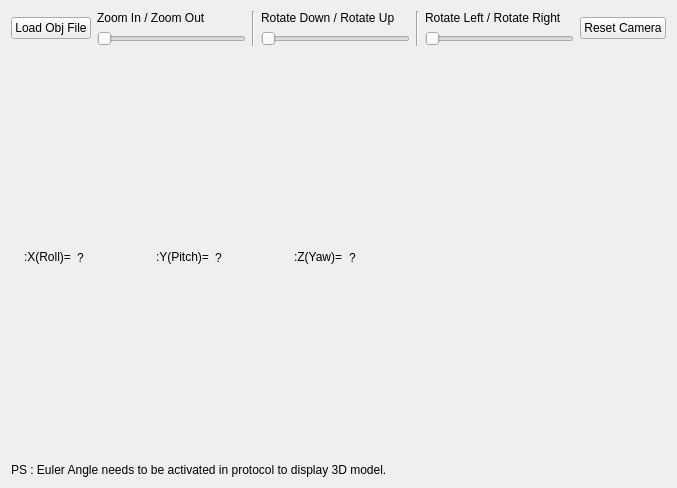
Above: CHCenter/threedform.ui from dongFangTuring/CHCenter before the change. Below: the same form after it.
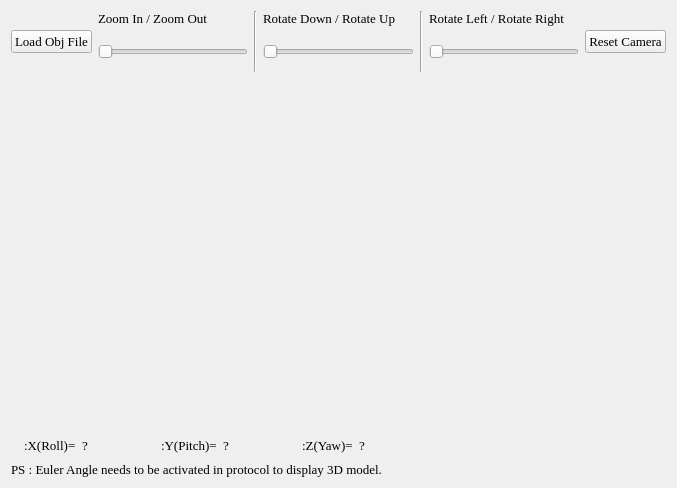
That is the form after the change. Icons and pictures are not drawn.

The edit to the form file:
```diff
--- a/CHCenter/threedform.ui
+++ b/CHCenter/threedform.ui
@@ -10,6 +10,12 @@
     <height>488</height>
    </rect>
   </property>
+  <property name="font">
+   <font>
+    <family>Times New Roman</family>
+    <pointsize>10</pointsize>
+   </font>
+  </property>
   <property name="windowTitle">
    <string>Form</string>
   </property>
@@ -42,6 +48,12 @@
          </item>
          <item>
           <widget class="QSlider" name="SliderZoom">
+           <property name="minimumSize">
+            <size>
+             <width>0</width>
+             <height>40</height>
+            </size>
+           </property>
            <property name="orientation">
             <enum>Qt::Horizontal</enum>
            </property>
@@ -67,6 +79,12 @@
          </item>
          <item>
           <widget class="QSlider" name="SliderUpDown">
+           <property name="minimumSize">
+            <size>
+             <width>0</width>
+             <height>40</height>
+            </size>
+           </property>
            <property name="orientation">
             <enum>Qt::Horizontal</enum>
            </property>
@@ -92,6 +110,18 @@
          </item>
          <item>
           <widget class="QSlider" name="SliderLeftRight">
+           <property name="sizePolicy">
+            <sizepolicy hsizetype="Expanding" vsizetype="Fixed">
+             <horstretch>0</horstretch>
+             <verstretch>0</verstretch>
+            </sizepolicy>
+           </property>
+           <property name="minimumSize">
+            <size>
+             <width>0</width>
+             <height>40</height>
+            </size>
+           </property>
            <property name="orientation">
             <enum>Qt::Horizontal</enum>
            </property>
@@ -109,7 +139,21 @@
       </layout>
      </item>
      <item>
-      <layout class="QVBoxLayout" name="ThreeDLayout"/>
+      <layout class="QHBoxLayout" name="ThreeDLayout">
+       <item>
+        <spacer name="verticalSpacer">
+         <property name="orientation">
+          <enum>Qt::Vertical</enum>
+         </property>
+         <property name="sizeHint" stdset="0">
+          <size>
+           <width>0</width>
+           <height>40</height>
+          </size>
+         </property>
+        </spacer>
+       </item>
+      </layout>
      </item>
      <item>
       <widget class="QWidget" name="widgetView" native="true">
@@ -154,6 +198,12 @@
        </item>
        <item>
         <widget class="QLabel" name="LabelXnumber">
+         <property name="sizePolicy">
+          <sizepolicy hsizetype="Preferred" vsizetype="Maximum">
+           <horstretch>0</horstretch>
+           <verstretch>0</verstretch>
+          </sizepolicy>
+         </property>
          <property name="minimumSize">
           <size>
            <width>60</width>
@@ -202,6 +252,12 @@
        </item>
        <item>
         <widget class="QLabel" name="LabelYnumber">
+         <property name="sizePolicy">
+          <sizepolicy hsizetype="Preferred" vsizetype="Maximum">
+           <horstretch>0</horstretch>
+           <verstretch>0</verstretch>
+          </sizepolicy>
+         </property>
          <property name="minimumSize">
           <size>
            <width>60</width>
@@ -244,6 +300,12 @@
        </item>
        <item>
         <widget class="QLabel" name="LabelZnumber">
+         <property name="sizePolicy">
+          <sizepolicy hsizetype="Preferred" vsizetype="Maximum">
+           <horstretch>0</horstretch>
+           <verstretch>0</verstretch>
+          </sizepolicy>
+         </property>
          <property name="minimumSize">
           <size>
            <width>60</width>
@@ -260,6 +322,9 @@
          <property name="orientation">
           <enum>Qt::Horizontal</enum>
          </property>
+         <property name="sizeType">
+          <enum>QSizePolicy::Expanding</enum>
+         </property>
          <property name="sizeHint" stdset="0">
           <size>
            <width>40</width>
```
